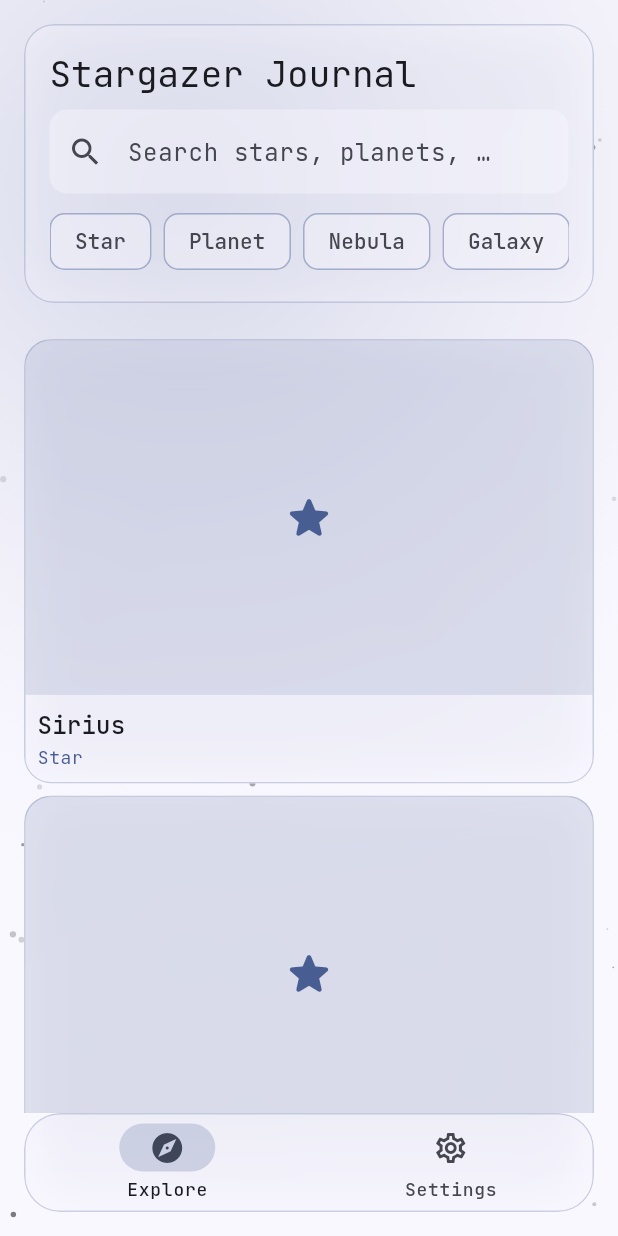
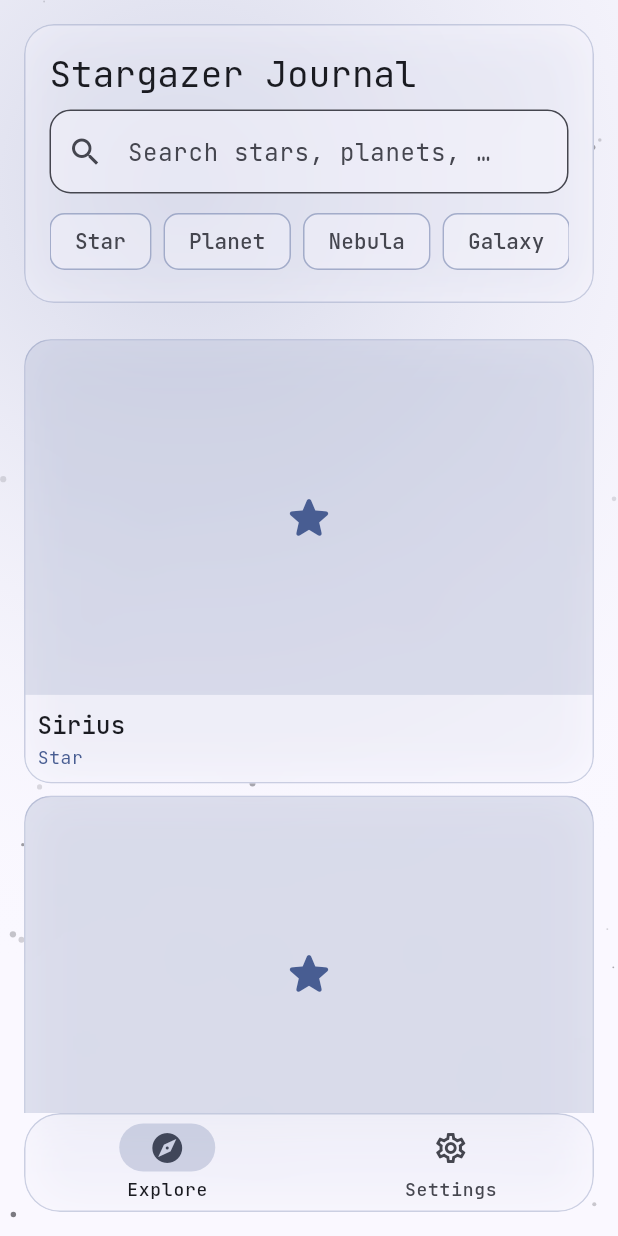
Before and after one commit to DavFilsDev/stargazer-journal, a Flutter app: the screen it shows after launch, on a phone screen of 412 x 824 dp. Run offline on Flutter 3.47's test engine with Material 3 defaults, Android fonts, the phone set to English and light mode, and no system bars; our stand-ins replace go_router, google_fonts, shared_preferences.

Commit message:
refactor(search-bar): inherit global theme styling instead of hardcoded decoration

```diff
--- a/lib/widgets/star_search_bar.dart
+++ b/lib/widgets/star_search_bar.dart
@@ -38,11 +38,6 @@ class StarSearchBar extends StatelessWidget {
             );
           },
         ),
-        filled: true,
-        border: OutlineInputBorder(
-          borderRadius: BorderRadius.circular(12),
-          borderSide: BorderSide.none,
-        ),
       ),
     );
   }
```
